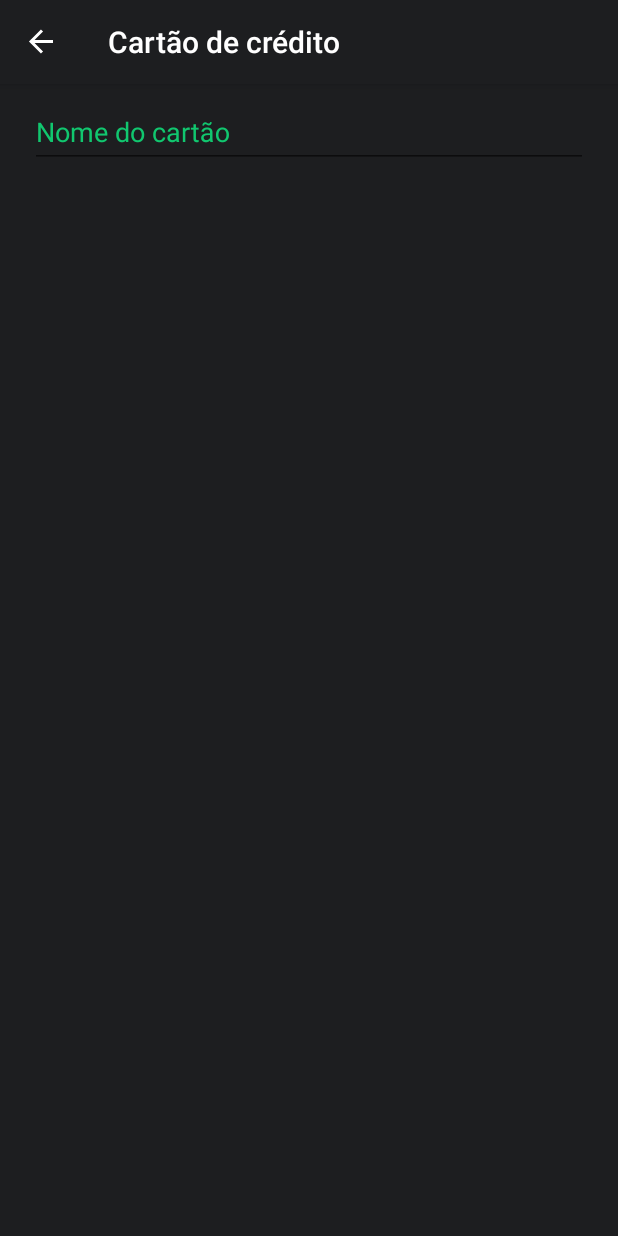
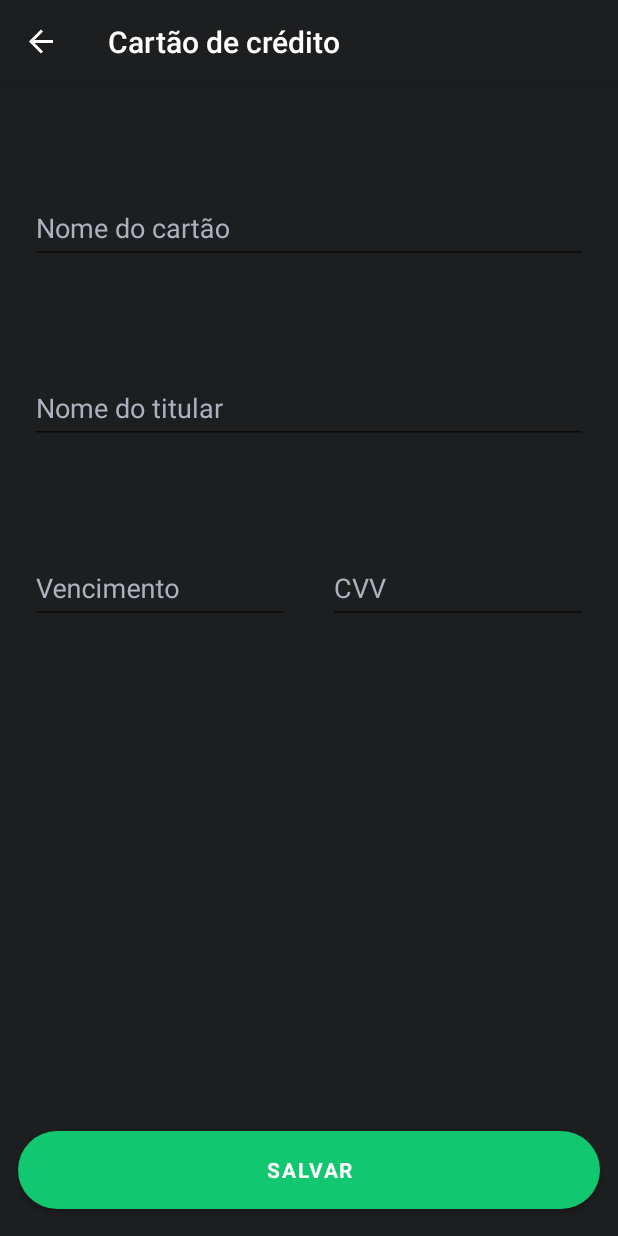
Before and after one commit to caioernandes/picpay-test, an Android app: the RegisterCardFragment screen opened through its navigation route, on a phone screen of 412 x 824 dp. Run offline under Robolectric (Android 15) with nearby library versions, the phone set to English and light mode, and no system bars; our stand-ins replace Dagger/Hilt's generated code, navigation-ui; libraries missing offline, so code that uses them is left out: androidx.hilt.lifecycle; pictures from the network do not load.

Commit message:
Desenvolvida tela de cadastro de cartão de crédito

```diff
--- a/app/src/main/AndroidManifest.xml
+++ b/app/src/main/AndroidManifest.xml
@@ -12,7 +12,8 @@
         android:roundIcon="@mipmap/ic_launcher_round"
         android:supportsRtl="true"
         android:theme="@style/AppTheme">
-        <activity android:name=".main.MainActivity">
+        <activity
+            android:name=".main.MainActivity">
             <intent-filter>
                 <action android:name="android.intent.action.MAIN" />
 
--- a/app/src/main/res/layout/fragment_register_card.xml
+++ b/app/src/main/res/layout/fragment_register_card.xml
@@ -1,19 +1,26 @@
 <?xml version="1.0" encoding="utf-8"?>
-<androidx.constraintlayout.widget.ConstraintLayout xmlns:android="http://schemas.android.com/apk/res/android"
+<FrameLayout xmlns:android="http://schemas.android.com/apk/res/android"
     xmlns:app="http://schemas.android.com/apk/res-auto"
     xmlns:tools="http://schemas.android.com/tools"
     android:layout_width="match_parent"
     android:layout_height="match_parent"
+    android:orientation="vertical"
     tools:context=".features.creditcard.view.RegisterCardFragment">
+
+    <androidx.constraintlayout.widget.ConstraintLayout
+        android:layout_width="match_parent"
+        android:layout_height="match_parent">
 
         <com.google.android.material.textfield.TextInputLayout
             android:id="@+id/textInputEditTextCardNumber"
             android:layout_width="0dp"
             android:layout_height="wrap_content"
-        android:layout_marginStart="@dimen/big_margin"
-        android:layout_marginEnd="@dimen/big_margin"
-        android:hint="@string/card_name"
-        android:textColorHint="@color/colorAccent"
+            android:layout_marginStart="@dimen/medium_margin_all_sides"
+            android:layout_marginTop="@dimen/register_card_fields_margin_top"
+            android:layout_marginEnd="@dimen/medium_margin_all_sides"
+            android:hint="@string/text_field_card_name"
+            android:textColorHint="@color/colorPlaceHolder"
+            app:hintTextColor="@color/colorAccent"
             app:layout_constraintEnd_toEndOf="parent"
             app:layout_constraintStart_toStartOf="parent"
             app:layout_constraintTop_toTopOf="parent">
@@ -21,8 +28,89 @@
             <com.google.android.material.textfield.TextInputEditText
                 android:layout_width="match_parent"
                 android:layout_height="wrap_content"
+                android:singleLine="true"
                 android:textColor="@color/textColorDescription" />
 
         </com.google.android.material.textfield.TextInputLayout>
 
+        <com.google.android.material.textfield.TextInputLayout
+            android:id="@+id/textInputEditTextCardholderName"
+            android:layout_width="0dp"
+            android:layout_height="wrap_content"
+            android:layout_marginStart="@dimen/medium_margin_all_sides"
+            android:layout_marginTop="@dimen/register_card_fields_margin_top"
+            android:layout_marginEnd="@dimen/medium_margin_all_sides"
+            android:hint="@string/text_field_cardholder_name"
+            android:textColorHint="@color/colorPlaceHolder"
+            app:hintTextColor="@color/colorAccent"
+            app:layout_constraintEnd_toEndOf="parent"
+            app:layout_constraintStart_toStartOf="parent"
+            app:layout_constraintTop_toBottomOf="@id/textInputEditTextCardNumber">
+
+            <com.google.android.material.textfield.TextInputEditText
+                android:layout_width="match_parent"
+                android:layout_height="wrap_content"
+                android:singleLine="true"
+                android:textColor="@color/textColorDescription" />
+
+        </com.google.android.material.textfield.TextInputLayout>
+
+        <com.google.android.material.textfield.TextInputLayout
+            android:id="@+id/textInputEditTextDueDate"
+            android:layout_width="@dimen/register_card_small_field_width"
+            android:layout_height="wrap_content"
+            android:layout_marginStart="@dimen/medium_margin_all_sides"
+            android:layout_marginTop="@dimen/register_card_fields_margin_top"
+            android:layout_marginEnd="@dimen/medium_margin_all_sides"
+            android:hint="@string/text_field_due_date"
+            android:textColorHint="@color/colorPlaceHolder"
+            app:hintTextColor="@color/colorAccent"
+            app:layout_constraintStart_toStartOf="parent"
+            app:layout_constraintTop_toBottomOf="@id/textInputEditTextCardholderName">
+
+            <com.google.android.material.textfield.TextInputEditText
+                android:layout_width="match_parent"
+                android:layout_height="wrap_content"
+                android:singleLine="true"
+                android:textColor="@color/textColorDescription" />
+
+        </com.google.android.material.textfield.TextInputLayout>
+
+        <com.google.android.material.textfield.TextInputLayout
+            android:id="@+id/textInputEditTextCvv"
+            android:layout_width="@dimen/register_card_small_field_width"
+            android:layout_height="wrap_content"
+            android:layout_marginStart="@dimen/medium_margin_all_sides"
+            android:layout_marginTop="@dimen/register_card_fields_margin_top"
+            android:layout_marginEnd="@dimen/medium_margin_all_sides"
+            android:hint="@string/text_field_cvv"
+            android:textColorHint="@color/colorPlaceHolder"
+            app:hintTextColor="@color/colorAccent"
+            app:layout_constraintEnd_toEndOf="parent"
+            app:layout_constraintTop_toBottomOf="@id/textInputEditTextCardholderName">
+
+            <com.google.android.material.textfield.TextInputEditText
+                android:layout_width="match_parent"
+                android:layout_height="wrap_content"
+                android:singleLine="true"
+                android:textColor="@color/textColorDescription" />
+
+        </com.google.android.material.textfield.TextInputLayout>
+
+        <com.google.android.material.button.MaterialButton
+            android:id="@+id/materialButtonRegisterCard"
+            android:layout_width="match_parent"
+            android:layout_height="@dimen/default_button_height"
+            android:layout_marginStart="@dimen/default_margin_top"
+            android:layout_marginEnd="@dimen/default_margin_top"
+            android:layout_marginBottom="@dimen/default_margin_top"
+            android:text="@string/text_button_save"
+            android:theme="@style/MatButton"
+            app:cornerRadius="@dimen/corner_radius_button"
+            app:layout_constraintBottom_toBottomOf="parent"
+            app:layout_constraintEnd_toEndOf="parent"
+            app:layout_constraintEnd_toStartOf="parent" />
+
     </androidx.constraintlayout.widget.ConstraintLayout>
+
+</FrameLayout>
--- a/app/src/main/res/values/dimens.xml
+++ b/app/src/main/res/values/dimens.xml
@@ -1,10 +1,11 @@
 <?xml version="1.0" encoding="utf-8"?>
 <resources>
-    <dimen name="small_margin">3dp</dimen>
-    <dimen name="default_margin">12dp</dimen>
-    <dimen name="medium_margin">16dp</dimen>
-    <dimen name="big_margin">20dp</dimen>
-    <dimen name="x_big_margin">32dp</dimen>
+    <dimen name="item_user_margin_top">3dp</dimen>
+    <dimen name="default_margin_top">12dp</dimen>
+    <dimen name="default_margin_all_sides">16dp</dimen>
+    <dimen name="medium_margin_all_sides">20dp</dimen>
+    <dimen name="register_card_margin_top">32dp</dimen>
+    <dimen name="register_card_fields_margin_top">64dp</dimen>
 
     <dimen name="size_image">52dp</dimen>
     <dimen name="medium_text_size">18sp</dimen>
@@ -14,4 +15,7 @@
     <dimen name="height_image_credit_card">71dp</dimen>
     <dimen name="marginTop_image_credit_card">71dp</dimen>
     <dimen name="margin_text_description_credit_card">36dp</dimen>
+    <dimen name="register_card_small_field_width">173dp</dimen>
+    <dimen name="corner_radius_button">64dp</dimen>
+    <dimen name="default_button_height">64dp</dimen>
 </resources>
--- a/app/src/main/res/values/strings.xml
+++ b/app/src/main/res/values/strings.xml
@@ -7,5 +7,9 @@
     <string name="search_placeholder">A quem você deseja pagar?</string>
     <string name="title_register_credit_card">Cadastre um cartão de crédito</string>
     <string name="description_register_credit_card">Para fazer pagamentos para outras pessoas você precisa cadastrar um cartão de crédito pessoal.</string>
-    <string name="card_name">Nome do cartão</string>
+    <string name="text_field_card_name">Nome do cartão</string>
+    <string name="text_field_cardholder_name">Nome do titular</string>
+    <string name="text_field_due_date">Vencimento</string>
+    <string name="text_field_cvv">CVV</string>
+    <string name="text_button_save">Salvar</string>
 </resources>
```
Also changed, not shown: app/src/main/res/layout/fragment_register_card_presentation.xml (+9 -9 lines), app/src/main/res/layout/fragment_users.xml (+5 -5 lines), app/src/main/res/layout/item_user.xml (+9 -9 lines). Lines whose indentation alone changed are shown as unchanged.
